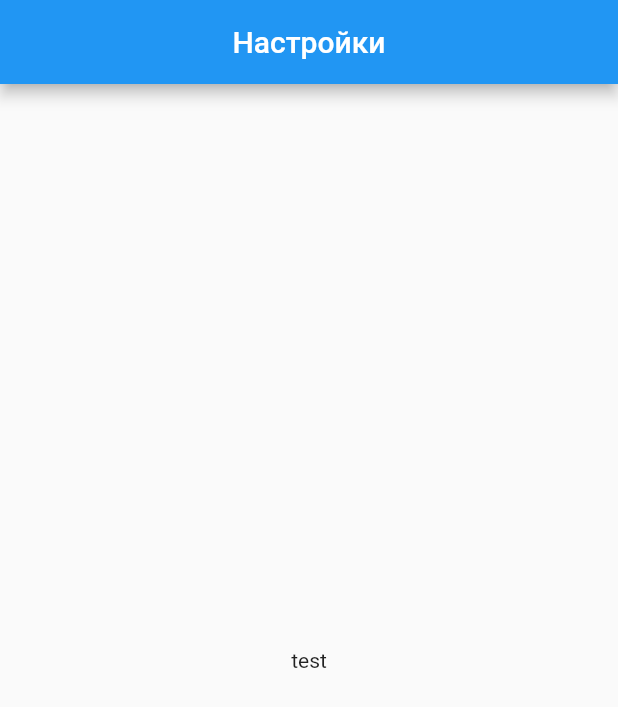
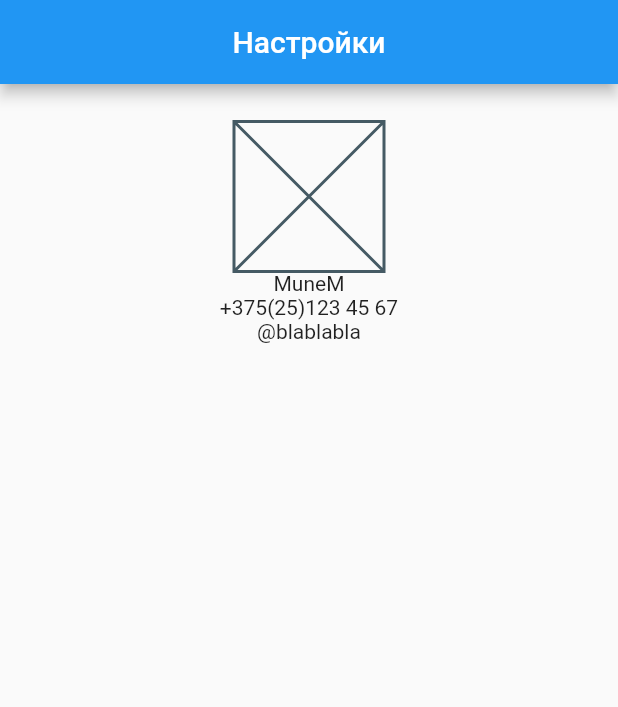
Before and after one commit to munem91/LazyLoad-Dart-Flutter, a Flutter app: the screen it shows after launch, on a phone screen of 412 x 824 dp. Shown: the top 707 px of the screen. Run offline on Flutter 3.47's test engine with Material 2 defaults, Android fonts, the phone set to English and light mode, and no system bars.

Commit message:
i new_commit

```diff
--- a/lib/widgets/user_profile.dart
+++ b/lib/widgets/user_profile.dart
@@ -10,8 +10,23 @@ class UserProfile extends StatelessWidget {
       appBar: AppBar(
         title: Center(child: Text('Настройки')),
       ),
-      body: Center(
-        child: Text('test'),
+      body: Container(
+        width: double.infinity,
+        child: Column(
+          mainAxisAlignment: MainAxisAlignment.start,
+          crossAxisAlignment: CrossAxisAlignment.center,
+          children: [
+            SizedBox(height: 25),
+            Container(
+              width: 100,
+              height: 100,
+              child: Placeholder(),
+            ),
+            Text('MuneM'),
+            Text('+375(25)123 45 67'),
+            Text('@blablabla'),
+          ],
+        ),
       ),
     );
     // return Text('test');
```
Also changed, not shown: 1 other file.
